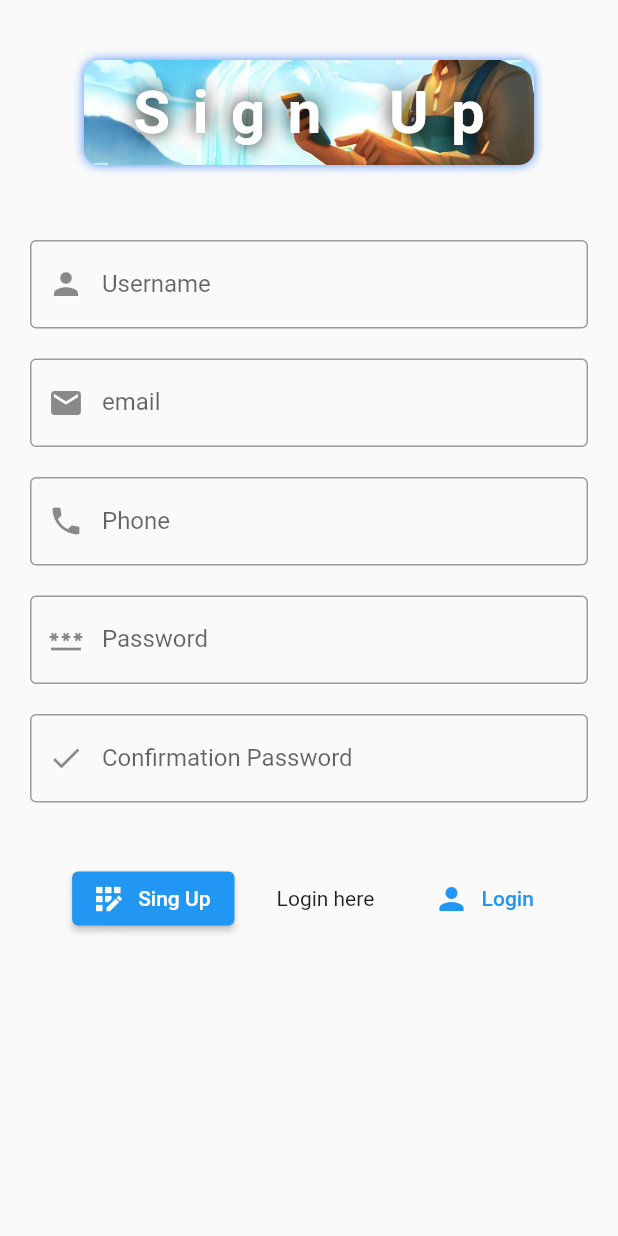
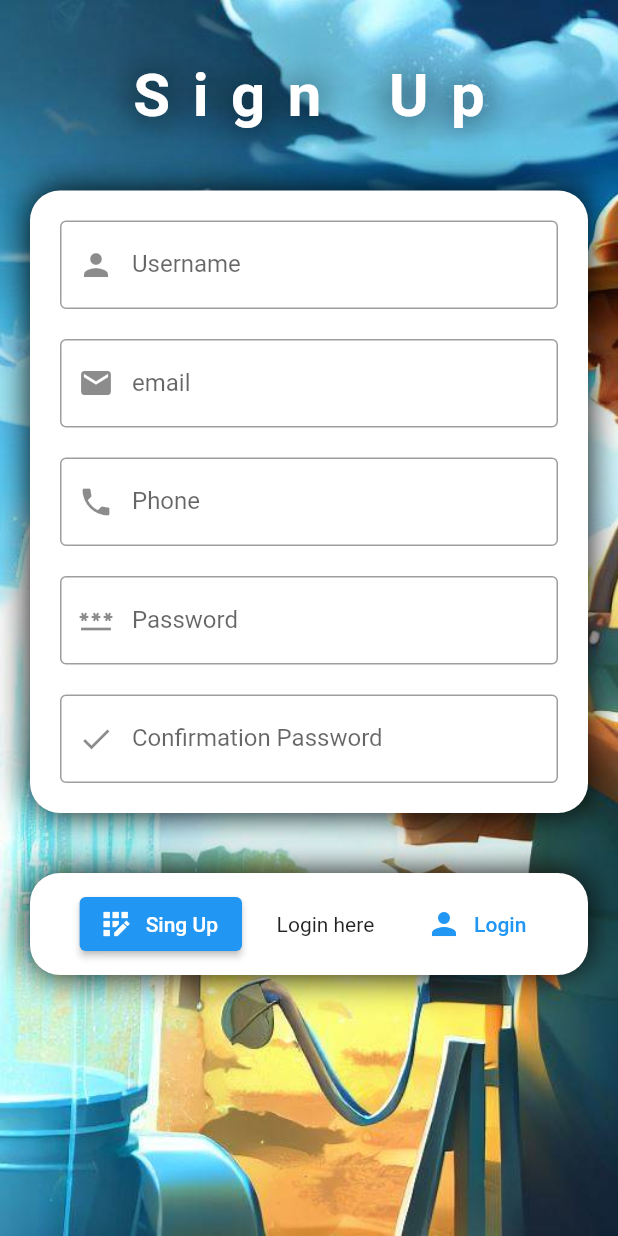
Before and after one commit to yasedd/arosa, a Flutter app: the screen it shows after launch, after a tap on "Login", after a tap on "Sign Up", on a phone screen of 412 x 824 dp. Run offline on Flutter 3.47's test engine with Material 2 defaults, Android fonts, the phone set to English and light mode, and no system bars; our stand-ins replace awesome_dialog, cloud_firestore, firebase_auth, firebase_core, select_form_field; missing offline and left inert: profile; accounts and stored records are empty.

Commit message:
Last commit

```diff
--- a/lib/auth/Login_page.dart
+++ b/lib/auth/Login_page.dart
@@ -61,6 +61,10 @@ class _Login_pageState extends State<Login_page> {
       //   ],
       // ),
       body: Container(
+        decoration: const BoxDecoration(
+          image: DecorationImage(
+              image: AssetImage('images/cover.jpg'), fit: BoxFit.cover),
+        ),
         padding: const EdgeInsets.all(20),
         child: ListView(children: [
           Column(mainAxisAlignment: MainAxisAlignment.spaceEvenly, children: [
@@ -72,17 +76,25 @@ class _Login_pageState extends State<Login_page> {
               height: 220,
               decoration: BoxDecoration(
                   borderRadius: BorderRadius.circular(110),
-                  image: DecorationImage(
+                  image: const DecorationImage(
                       image: AssetImage('images/desing_app.jpg'),
                       fit: BoxFit.cover),
-                  boxShadow: [
-                    BoxShadow(color: Colors.blueAccent, blurRadius: 10)
+                  boxShadow: const [
+                    BoxShadow(color: Colors.black, blurRadius: 10)
                   ]),
             ),
             const SizedBox(
               height: 40,
             ),
-            Form(
+            Container(
+              padding: const EdgeInsets.all(20),
+              decoration: BoxDecoration(
+                  color: Colors.white,
+                  borderRadius: BorderRadius.circular(20),
+                  boxShadow: const [
+                    BoxShadow(color: Colors.black, blurRadius: 20)
+                  ]),
+              child: Form(
                   key: formkey,
                   child: Column(
                     mainAxisAlignment: MainAxisAlignment.spaceEvenly,
@@ -111,9 +123,9 @@ class _Login_pageState extends State<Login_page> {
                       TextFormField(
                         autovalidateMode: AutovalidateMode.onUserInteraction,
                         decoration: InputDecoration(
-                        border: OutlineInputBorder(),
+                          border: const OutlineInputBorder(),
                           labelText: 'Password',
-                        prefixIcon: Icon(Icons.password),
+                          prefixIcon: const Icon(Icons.password),
                           suffixIcon: IconButton(
                               onPressed: () {
                                 setState(() {
@@ -135,10 +147,19 @@ class _Login_pageState extends State<Login_page> {
                       ),
                     ],
                   )),
+            ),
             const SizedBox(
               height: 40,
             ),
-            Row(
+            Container(
+              padding: const EdgeInsets.all(10),
+              decoration: BoxDecoration(
+                  color: Colors.white,
+                  borderRadius: BorderRadius.circular(20),
+                  boxShadow: const [
+                    BoxShadow(color: Colors.black, blurRadius: 20)
+                  ]),
+              child: Row(
                 mainAxisAlignment: MainAxisAlignment.spaceEvenly,
                 children: [
                   ElevatedButton.icon(
@@ -164,6 +185,7 @@ class _Login_pageState extends State<Login_page> {
                       },
                       child: const Text('Sign Up'))
                 ],
+              ),
             )
           ]),
         ]),
--- a/lib/auth/Singup_page.dart
+++ b/lib/auth/Singup_page.dart
@@ -76,6 +76,10 @@ class _Signup_pageState extends State<Signup_page> {
         //   centerTitle: true,
         // ),
         body: Container(
+      decoration: const BoxDecoration(
+        image: DecorationImage(
+            image: AssetImage('images/cover.jpg'), fit: BoxFit.cover),
+      ),
       padding: const EdgeInsets.all(20),
       child: ListView(children: [
         Column(
@@ -83,18 +87,7 @@ class _Signup_pageState extends State<Signup_page> {
             const SizedBox(
               height: 20,
             ),
-            Container(
-              width: 300,
-              height: 70,
-              decoration: BoxDecoration(
-                  borderRadius: BorderRadius.circular(10),
-                  image: DecorationImage(
-                      image: AssetImage('images/cover.jpg'), fit: BoxFit.cover),
-                  boxShadow: [
-                    BoxShadow(color: Colors.blueAccent, blurRadius: 5)
-                  ]),
-              child: const Center(
-                child: Text(
+            const Text(
               'Sign Up',
               style: TextStyle(
                   letterSpacing: 15,
@@ -102,14 +95,20 @@ class _Signup_pageState extends State<Signup_page> {
                   fontSize: 40,
                   fontWeight: FontWeight.bold,
                   color: Colors.white,
-                      shadows: [Shadow(color: Colors.black, blurRadius: 15)]),
-                ),
-              ),
+                  shadows: [Shadow(color: Colors.black, blurRadius: 30)]),
             ),
             const SizedBox(
-              height: 50,
+              height: 40,
             ),
-            Form(
+            Container(
+              padding: EdgeInsets.all(20),
+              decoration: BoxDecoration(
+                  color: Colors.white,
+                  borderRadius: BorderRadius.circular(20),
+                  boxShadow: const [
+                    BoxShadow(color: Colors.black, blurRadius: 20)
+                  ]),
+              child: Form(
                   key: formkey,
                   child: Column(
                     children: [
@@ -216,10 +215,19 @@ class _Signup_pageState extends State<Signup_page> {
                       ),
                     ],
                   )),
+            ),
             const SizedBox(
               height: 40,
             ),
-            Row(
+            Container(
+              padding: const EdgeInsets.all(10),
+              decoration: BoxDecoration(
+                  color: Colors.white,
+                  borderRadius: BorderRadius.circular(20),
+                  boxShadow: const [
+                    BoxShadow(color: Colors.black, blurRadius: 20)
+                  ]),
+              child: Row(
                 mainAxisAlignment: MainAxisAlignment.spaceEvenly,
                 children: [
                   ElevatedButton.icon(
@@ -251,6 +259,7 @@ class _Signup_pageState extends State<Signup_page> {
                       icon: const Icon(Icons.person),
                       label: const Text('Login')),
                 ],
+              ),
             )
           ],
         ),
```
Lines whose indentation alone changed are shown as unchanged.
